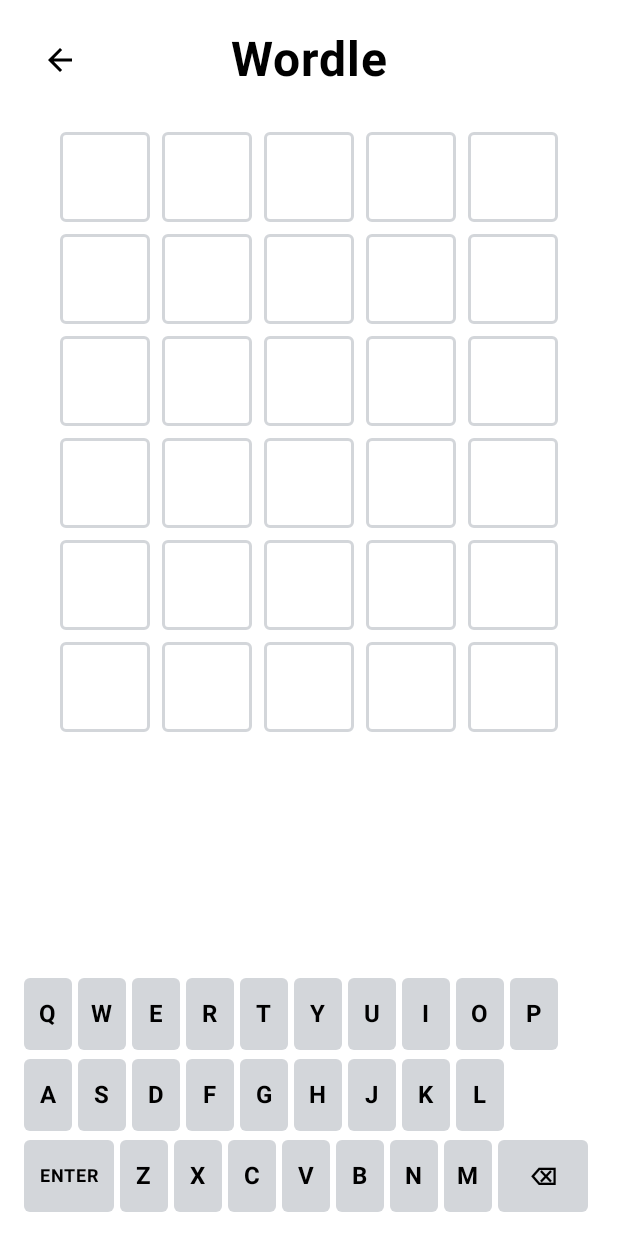
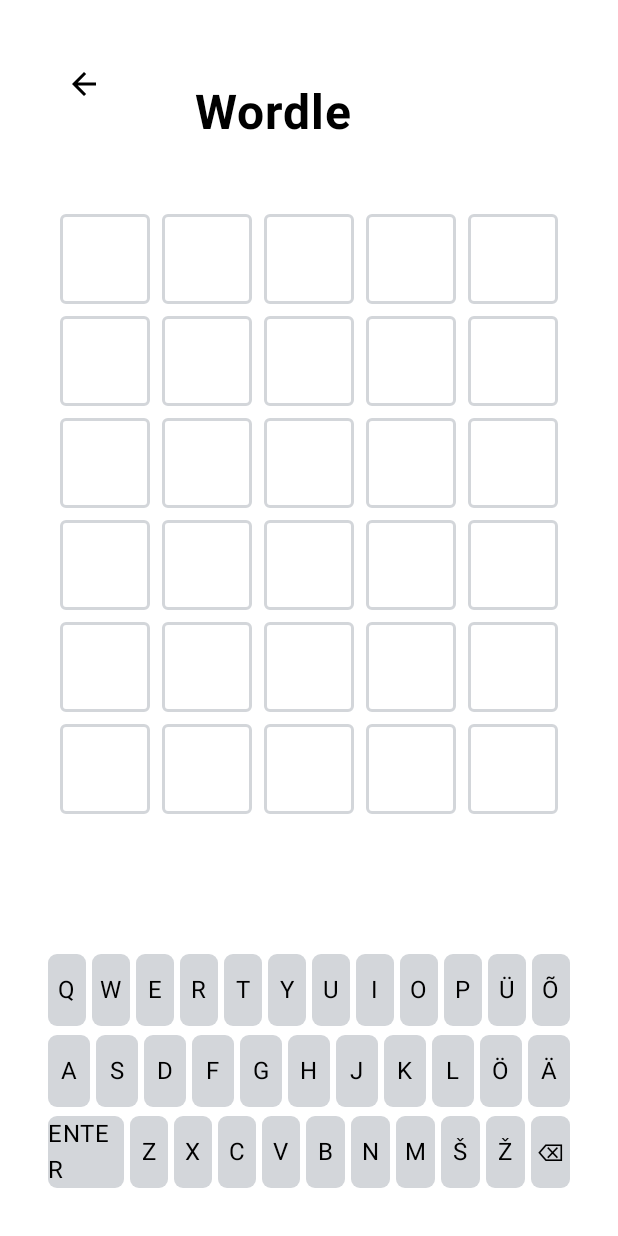
Before and after one commit to guvystunad/WordleGO, an Android app built with Jetpack Compose: the WordleGameScreen screen opened through its navigation route, on a phone screen of 412 x 824 dp. Run offline under Robolectric (Android 15) with nearby library versions, the phone set to English and light mode, and no system bars.

Commit message:
loading from json doesn't work, made backbuttons and demo work, keyboard changes

```diff
--- a/app/src/main/java/ee/ut/cs/wordlego/MainActivity.kt
+++ b/app/src/main/java/ee/ut/cs/wordlego/MainActivity.kt
@@ -1,58 +1,34 @@
 package ee.ut.cs.wordlego
 
-import ee.ut.cs.wordlego.ui.theme.WordleGOTheme
 import android.Manifest
 import android.content.pm.PackageManager
 import android.os.Bundle
 import androidx.activity.ComponentActivity
 import androidx.activity.compose.setContent
 import androidx.activity.result.contract.ActivityResultContracts
-import androidx.compose.foundation.background
-import androidx.compose.foundation.border
-import androidx.compose.foundation.clickable
-import androidx.compose.foundation.layout.*
-import androidx.compose.foundation.shape.RoundedCornerShape
 import androidx.compose.material3.*
-import androidx.compose.runtime.*
-import androidx.compose.ui.Alignment
 import androidx.compose.ui.Modifier
-import androidx.compose.ui.graphics.Color
-import androidx.compose.ui.text.font.FontWeight
-import androidx.compose.ui.text.style.TextAlign
-import androidx.compose.ui.unit.dp
-import androidx.compose.ui.unit.sp
 import androidx.core.content.ContextCompat
-import androidx.navigation.NavHostController
-import androidx.navigation.compose.NavHost
-import androidx.navigation.compose.composable
-import androidx.navigation.compose.rememberNavController
 import com.google.android.gms.location.LocationServices
-import com.google.android.gms.maps.model.CameraPosition
 import com.google.android.gms.maps.model.LatLng
-import com.google.maps.android.compose.*
-import androidx.compose.material.icons.Icons
-import androidx.compose.material.icons.filled.ArrowBack
-import androidx.compose.material.icons.filled.Menu
-import androidx.compose.material.icons.filled.PlayArrow
-import androidx.compose.material.icons.filled.Settings
-import androidx.compose.ui.tooling.preview.Preview
-import ee.ut.cs.wordlego.ui.screens.HomeScreen
-import ee.ut.cs.wordlego.ui.screens.MapScreen
-import ee.ut.cs.wordlego.ui.screens.WordleGameScreen
-import ee.ut.cs.wordlego.ui.screens.StatsScreen
-import ee.ut.cs.wordlego.ui.components.Key
-import ee.ut.cs.wordlego.ui.components.LetterState
-import ee.ut.cs.wordlego.ui.components.Keyboard
-
-
+import ee.ut.cs.wordlego.ui.theme.WordleGOTheme
+import androidx.compose.foundation.layout.fillMaxSize
+import android.annotation.SuppressLint
+import androidx.compose.runtime.mutableStateOf
+import com.google.android.gms.location.*
 
 
 class MainActivity : ComponentActivity() {
+
     private val requestPermissionLauncher = registerForActivityResult(
         ActivityResultContracts.RequestPermission()
     ) { isGranted ->
-        // Handle permission result
+        if (isGranted) {
+            getUserLocation()
+        }
     }
+
+    private val userLocationState = mutableStateOf<LatLng?>(null)
 
     override fun onCreate(savedInstanceState: Bundle?) {
         super.onCreate(savedInstanceState)
@@ -60,8 +36,10 @@ class MainActivity : ComponentActivity() {
         if (ContextCompat.checkSelfPermission(
                 this,
                 Manifest.permission.ACCESS_FINE_LOCATION
-            ) != PackageManager.PERMISSION_GRANTED
+            ) == PackageManager.PERMISSION_GRANTED
         ) {
+            getUserLocation()
+        } else {
             requestPermissionLauncher.launch(Manifest.permission.ACCESS_FINE_LOCATION)
         }
 
@@ -71,9 +49,38 @@ class MainActivity : ComponentActivity() {
                     modifier = Modifier.fillMaxSize(),
                     color = MaterialTheme.colorScheme.background
                 ) {
-                    WordleGOApp()
+                    WordleGOApp(userLocationState.value, context = this)
                 }
             }
         }
     }
+
+    @SuppressLint("MissingPermission")
+    private fun getUserLocation() {
+        val fusedLocationClient = LocationServices.getFusedLocationProviderClient(this)
+
+        if (ContextCompat.checkSelfPermission(
+                this,
+                Manifest.permission.ACCESS_FINE_LOCATION
+            ) == PackageManager.PERMISSION_GRANTED
+        ) {
+            // Create a location request
+            val locationRequest = LocationRequest.Builder(
+                Priority.PRIORITY_HIGH_ACCURACY,
+                5000 // update every 5 seconds
+            ).build()
+
+            fusedLocationClient.requestLocationUpdates(
+                locationRequest,
+                object : LocationCallback() {
+                    override fun onLocationResult(result: LocationResult) {
+                        val loc = result.lastLocation ?: return
+                        userLocationState.value = LatLng(loc.latitude, loc.longitude)
+                    }
+                },
+                mainLooper
+            )
+        }
+    }
+
 }
--- /dev/null
+++ b/app/src/main/java/ee/ut/cs/wordlego/ui/components/BackButton.kt
@@ -0,0 +1,38 @@
+package ee.ut.cs.wordlego.ui.components
+
+import androidx.compose.foundation.background
+import androidx.compose.foundation.layout.padding
+import androidx.compose.foundation.layout.BoxScope
+import androidx.compose.foundation.shape.RoundedCornerShape
+import androidx.compose.material.icons.Icons
+import androidx.compose.material.icons.filled.ArrowBack
+import androidx.compose.material3.Icon
+import androidx.compose.material3.IconButton
+import androidx.compose.runtime.Composable
+import androidx.compose.ui.Modifier
+import androidx.compose.ui.graphics.Color
+import androidx.compose.ui.unit.dp
+import androidx.navigation.NavHostController
+import androidx.compose.ui.Alignment
+
+@Composable
+fun BackButton(
+    navController: NavHostController,
+    modifier: Modifier = Modifier
+) {
+    IconButton(
+        onClick = {
+            if (!navController.popBackStack()) {
+                navController.navigate("home")
+            }
+        },
+        modifier = Modifier
+            .padding(16.dp)
+            .background(Color.White, RoundedCornerShape(8.dp))
+    ) {
+        Icon(
+            imageVector = Icons.Default.ArrowBack,
+            contentDescription = "Back"
+        )
+    }
+}
--- a/app/src/main/java/ee/ut/cs/wordlego/ui/components/Key.kt
+++ b/app/src/main/java/ee/ut/cs/wordlego/ui/components/Key.kt
@@ -3,8 +3,7 @@ package ee.ut.cs.wordlego.ui.components
 import androidx.compose.foundation.background
 import androidx.compose.foundation.clickable
 import androidx.compose.foundation.layout.Box
-import androidx.compose.foundation.layout.height
-import androidx.compose.foundation.layout.width
+import androidx.compose.foundation.layout.aspectRatio
 import androidx.compose.foundation.shape.RoundedCornerShape
 import androidx.compose.material3.Text
 import androidx.compose.runtime.Composable
@@ -12,26 +11,28 @@ import androidx.compose.ui.Alignment
 import androidx.compose.ui.Modifier
 import androidx.compose.ui.graphics.Color
 import androidx.compose.ui.unit.dp
-import androidx.compose.ui.unit.sp
-import androidx.compose.ui.text.font.FontWeight
+import androidx.compose.foundation.layout.heightIn
+import androidx.compose.material3.MaterialTheme
+
 
 @Composable
-fun Key(text: String, onClick: () -> Unit, backgroundColor: Color) {
-    val width = if (text == "ENTER" || text == "⌫") 60.dp else 32.dp
-
+fun Key(
+    text: String,
+    onClick: () -> Unit,
+    backgroundColor: Color,
+    modifier: Modifier = Modifier
+) {
     Box(
-        modifier = Modifier
-            .width(width)
-            .height(48.dp)
-            .background(backgroundColor, RoundedCornerShape(4.dp))
-            .clickable(onClick = onClick),
+        modifier = modifier
+            .heightIn(min = 48.dp)
+            .clickable { onClick() }
+            .background(backgroundColor, RoundedCornerShape(6.dp)),
         contentAlignment = Alignment.Center
     ) {
         Text(
             text = text,
-            fontSize = if (text.length > 1) 12.sp else 16.sp,
-            fontWeight = FontWeight.Bold,
-            color = if (backgroundColor == Color(0xFFD3D6DA)) Color.Black else Color.White
+            style = MaterialTheme.typography.bodyLarge,
+            color = Color.Black
         )
     }
 }
--- a/app/src/main/java/ee/ut/cs/wordlego/ui/components/Keyboard.kt
+++ b/app/src/main/java/ee/ut/cs/wordlego/ui/components/Keyboard.kt
@@ -5,18 +5,20 @@ import androidx.compose.runtime.Composable
 import androidx.compose.ui.Modifier
 import androidx.compose.ui.unit.dp
 import ee.ut.cs.wordlego.GameState
+import androidx.compose.ui.Alignment
 
 @Composable
 fun Keyboard(onKeyPress: (String) -> Unit, gameState: GameState) {
     val rows = listOf(
-        listOf("Q", "W", "E", "R", "T", "Y", "U", "I", "O", "P"),
-        listOf("A", "S", "D", "F", "G", "H", "J", "K", "L"),
-        listOf("ENTER", "Z", "X", "C", "V", "B", "N", "M", "⌫")
+        listOf("Q", "W", "E", "R", "T", "Y", "U", "I", "O", "P", "Ü", "Õ"),
+        listOf("A", "S", "D", "F", "G", "H", "J", "K", "L", "Ö", "Ä"),
+        listOf("ENTER", "Z", "X", "C", "V", "B", "N", "M", "Š", "Ž", "⌫")
     )
 
     Column(
         modifier = Modifier.fillMaxWidth(),
-        verticalArrangement = Arrangement.spacedBy(6.dp)
+        verticalArrangement = Arrangement.spacedBy(6.dp),
+        horizontalAlignment = Alignment.CenterHorizontally
     ) {
         rows.forEach { row ->
             Row(
@@ -25,7 +27,18 @@ fun Keyboard(onKeyPress: (String) -> Unit, gameState: GameState) {
             ) {
                 row.forEach { key ->
                     val keyColor = getKeyColor(key, gameState)
-                    Key(text = key, onClick = { onKeyPress(key) }, backgroundColor = keyColor)
+
+                    val keyWeight = when (key) {
+                        "ENTER" -> 2f
+                        else -> 1f
+                    }
+
+                    Key(
+                        text = key,
+                        onClick = { onKeyPress(key) },
+                        backgroundColor = keyColor,
+                        modifier = Modifier.weight(keyWeight)
+                    )
                 }
             }
         }
--- a/app/src/main/java/ee/ut/cs/wordlego/ui/model/GameState.kt
+++ b/app/src/main/java/ee/ut/cs/wordlego/ui/model/GameState.kt
@@ -3,7 +3,7 @@ package ee.ut.cs.wordlego
 data class GameState(
     val guesses: MutableList<String> = mutableListOf(),
     val currentGuess: String = "",
-    val targetWord: String = "SQUAD",
+    val targetWord: String,
     val isComplete: Boolean = false,
     val isWon: Boolean = false
 )
--- /dev/null
+++ b/app/src/main/java/ee/ut/cs/wordlego/ui/model/WordRepository.kt
@@ -0,0 +1,32 @@
+package ee.ut.cs.wordlego
+
+import android.content.Context
+import android.util.Log
+import org.json.JSONObject
+import kotlin.random.Random
+
+object WordRepository {
+
+    fun loadRandomWord(context: Context): String {
+        return try {
+            val jsonString = context.assets.open("words.json")
+                .bufferedReader()
+                .use { it.readText() }
+
+            val jsonObject = JSONObject(jsonString)
+            val wordsArray = jsonObject.getJSONArray("words")
+
+            if (wordsArray.length() == 0) {
+                Log.e("WordRepository", "No words found in JSON file")
+                return "SQUAD"
+            }
+
+            val randomIndex = Random.nextInt(wordsArray.length())
+            wordsArray.getString(randomIndex).uppercase()
+
+        } catch (e: Exception) {
+            Log.e("WordRepository", "Error loading random word: ${e.message}")
+            "SQUAD"
+        }
+    }
+}
--- a/app/src/main/java/ee/ut/cs/wordlego/ui/navigation/WordleGOApp.kt
+++ b/app/src/main/java/ee/ut/cs/wordlego/ui/navigation/WordleGOApp.kt
@@ -4,30 +4,58 @@ import androidx.compose.runtime.*
 import androidx.navigation.compose.NavHost
 import androidx.navigation.compose.composable
 import androidx.navigation.compose.rememberNavController
+import com.google.maps.android.compose.rememberCameraPositionState
 import ee.ut.cs.wordlego.ui.screens.HomeScreen
 import ee.ut.cs.wordlego.ui.screens.MapScreen
 import ee.ut.cs.wordlego.ui.screens.WordleGameScreen
 import ee.ut.cs.wordlego.ui.screens.StatsScreen
+import com.google.android.gms.maps.model.CameraPosition
+import com.google.android.gms.maps.model.LatLng
+import android.content.Context
+
+
 
 @Composable
-fun WordleGOApp() {
+fun WordleGOApp(userLocation: LatLng?, context: Context) {
     val navController = rememberNavController()
-    var gameState by remember { mutableStateOf(GameState()) }
+    var gameState by remember {
+        mutableStateOf<GameState?> (null)
+    }
+
+    LaunchedEffect(Unit) {
+        val word = WordRepository.loadRandomWord(context)
+        gameState = GameState(targetWord = word)
+    }
+
+    val cameraPositionState = rememberCameraPositionState {
+        position = CameraPosition.fromLatLngZoom(
+            userLocation ?: LatLng(59.437, 24.7536),
+            12f)
+
+    }
+
+    if (gameState == null) {
+        return
+    }
 
     NavHost(navController = navController, startDestination = "home") {
         composable("home") {
             HomeScreen(navController)
         }
         composable("map") {
-            MapScreen(navController) { location ->
-                gameState = GameState()
-                navController.navigate("wordle")
-            }
+            MapScreen(
+                navController = navController,
+                onLocationSelected = { location ->
+                    gameState = GameState(targetWord = WordRepository.loadRandomWord(context))
+                    navController.navigate("wordle")
+                },
+                userLocation = userLocation
+            )
         }
         composable("wordle") {
             WordleGameScreen(
                 navController,
-                gameState = gameState,
+                gameState = gameState!!,
                 onGameStateChange = { gameState = it }
             )
         }
--- a/app/src/main/java/ee/ut/cs/wordlego/ui/screens/HomeScreen.kt
+++ b/app/src/main/java/ee/ut/cs/wordlego/ui/screens/HomeScreen.kt
@@ -54,7 +54,9 @@ fun HomeScreen(navController: NavHostController) {
             Spacer(modifier = Modifier.height(32.dp))
 
             Button(
-                onClick = { navController.navigate("map") },
+                onClick = { navController.navigate("map") {
+                    launchSingleTop = true
+                } },
                 modifier = Modifier.width(200.dp).height(56.dp),
                 shape = RoundedCornerShape(28.dp),
                 colors = ButtonDefaults.buttonColors(
@@ -69,7 +71,26 @@ fun HomeScreen(navController: NavHostController) {
             }
 
             Button(
-                onClick = { navController.navigate("stats") },
+                onClick = { navController.navigate("wordle") {
+                    launchSingleTop = true
+                } },
+                modifier = Modifier.width(200.dp).height(56.dp),
+                shape = RoundedCornerShape(28.dp),
+                colors = ButtonDefaults.buttonColors(
+                    containerColor = Color.White,
+                    contentColor = Color.Black
+                ),
+                elevation = ButtonDefaults.buttonElevation(defaultElevation = 4.dp)
+            ) {
+                Icon(Icons.Default.PlayArrow, contentDescription = null, modifier = Modifier.size(20.dp))
+                Spacer(modifier = Modifier.width(8.dp))
+                Text("Demo", fontSize = 18.sp)
+            }
+
+            Button(
+                onClick = { navController.navigate("stats") {
+                    launchSingleTop = true
+                } },
                 modifier = Modifier.width(200.dp).height(56.dp),
                 shape = RoundedCornerShape(28.dp),
                 colors = ButtonDefaults.buttonColors(
--- a/app/src/main/java/ee/ut/cs/wordlego/ui/screens/WordleGameScreen.kt
+++ b/app/src/main/java/ee/ut/cs/wordlego/ui/screens/WordleGameScreen.kt
@@ -3,9 +3,8 @@ package ee.ut.cs.wordlego.ui.screens
 import androidx.compose.foundation.background
 import androidx.compose.foundation.border
 import androidx.compose.foundation.layout.*
+import androidx.compose.foundation.layout.Arrangement
 import androidx.compose.foundation.shape.RoundedCornerShape
-import androidx.compose.material.icons.Icons
-import androidx.compose.material.icons.filled.ArrowBack
 import androidx.compose.material3.*
 import androidx.compose.runtime.*
 import androidx.compose.ui.Alignment
@@ -18,6 +17,8 @@ import ee.ut.cs.wordlego.ui.components.Keyboard
 import ee.ut.cs.wordlego.ui.components.LetterState
 import ee.ut.cs.wordlego.ui.components.getLetterState
 import ee.ut.cs.wordlego.GameState
+import ee.ut.cs.wordlego.ui.components.BackButton
+import androidx.compose.ui.text.font.FontWeight
 
 @Composable
 fun WordleGameScreen(
@@ -27,32 +28,30 @@ fun WordleGameScreen(
 ) {
     var currentInput by remember { mutableStateOf("") }
 
+    Box(modifier = Modifier.fillMaxSize().padding(16.dp)) {
+
+        BackButton(navController = navController, modifier = Modifier.align(Alignment.TopStart).padding(16.dp))
+
         Column(
-        modifier = Modifier
-            .fillMaxSize()
-            .padding(16.dp)
+            modifier = Modifier.fillMaxSize().padding(16.dp),
+            horizontalAlignment = Alignment.CenterHorizontally,
+            verticalArrangement = Arrangement.Top
         ) {
             Row(
-            modifier = Modifier.fillMaxWidth(),
+                modifier = Modifier.padding(vertical = 24.dp),
                 horizontalArrangement = Arrangement.SpaceBetween,
                 verticalAlignment = Alignment.CenterVertically
             ) {
-            IconButton(onClick = { navController.popBackStack() }) {
-                Icon(Icons.Default.ArrowBack, contentDescription = "Back")
-            }
-
                 Text(
                     text = "Wordle",
                     fontSize = 32.sp,
-                fontWeight = androidx.compose.ui.text.font.FontWeight.Bold
+                    fontWeight = FontWeight.Bold
                 )
-
                 Spacer(modifier = Modifier.width(48.dp))
             }
 
             Spacer(modifier = Modifier.height(24.dp))
 
-        // Game Board
             Column(
                 modifier = Modifier.weight(1f),
                 verticalArrangement = Arrangement.spacedBy(8.dp)
@@ -91,7 +90,7 @@ fun WordleGameScreen(
                                         letter
                                     },
                                     fontSize = 28.sp,
-                                fontWeight = androidx.compose.ui.text.font.FontWeight.Bold,
+                                    fontWeight = FontWeight.Bold,
                                     color = if (guess != null) Color.White else Color.Black
                                 )
                             }
@@ -100,7 +99,6 @@ fun WordleGameScreen(
                 }
             }
 
-        // Keyboard
             Keyboard(
                 onKeyPress = { key ->
                     if (!gameState.isComplete) {
@@ -135,3 +133,4 @@ fun WordleGameScreen(
             )
         }
     }
+}
```
Also changed, not shown: app/src/main/assets/words.json (added, +13 -0 lines), app/src/main/java/ee/ut/cs/wordlego/ui/screens/MapScreen.kt (+15 -16 lines), app/src/main/java/ee/ut/cs/wordlego/ui/screens/StatsScreen.kt (+15 -23 lines). Lines whose indentation alone changed are shown as unchanged.
